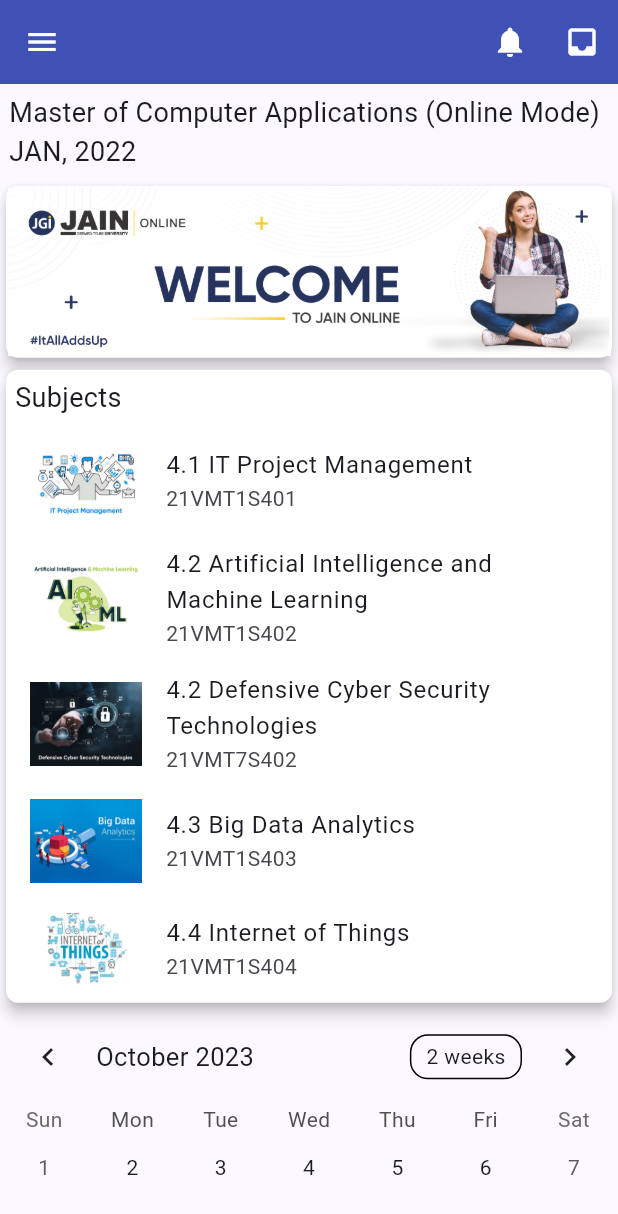
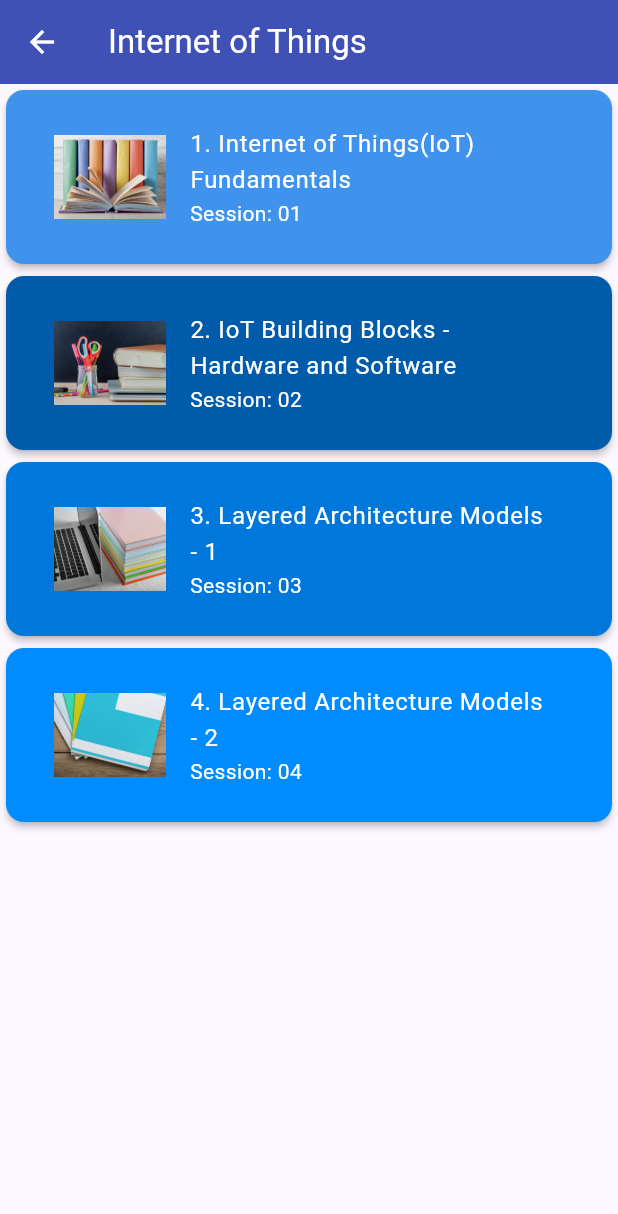
Before and after one commit to TutorialsAndroid/LMS, a Flutter app: the HomeScreen screen opened directly, after a tap on "4.4 Internet of Things", on a phone screen of 412 x 824 dp. Shown: the top 1214 px of the screen. Run offline on Flutter 3.47's test engine with Material 2 defaults, Android fonts, the phone set to English and light mode, and no system bars; drawn by our look-alikes of table_calendar; our stand-ins replace percent_indicator.

Commit message:
Added recorded session UI of Internet of Things

```diff
--- a/lib/home_screen.dart
+++ b/lib/home_screen.dart
@@ -7,6 +7,7 @@
 import 'package:lms/recorded_sessions_screens/ai_ml.dart';
 import 'package:lms/recorded_sessions_screens/big_data_analysis.dart';
 import 'package:lms/recorded_sessions_screens/defensive_cyber_sec.dart';
+import 'package:lms/recorded_sessions_screens/internet_of_things.dart';
 import 'package:lms/recorded_sessions_screens/it_project_management.dart';
 
 import 'my_calendar_widget.dart';
@@ -219,7 +220,10 @@
                       title: const Text('4.4 Internet of Things'),
                       subtitle: const Text('21VMT1S404'),
                       onTap: () {
-                        //TODO
+                        Navigator.push(
+                            context,
+                            MaterialPageRoute(builder: (context) => const InternetOfThings(title: 'Internet of Things'))
+                        );
                       },
                     ),
                   ],
--- /dev/null
+++ b/lib/recorded_sessions_screens/internet_of_things.dart
@@ -0,0 +1,116 @@
+import 'package:flutter/material.dart';
+
+class InternetOfThings extends StatefulWidget {
+  final String title;
+
+  const InternetOfThings({super.key, required this.title});
+
+  @override
+  State<InternetOfThings> createState() => _InternetOfThingsScreenState();
+}
+
+class _InternetOfThingsScreenState extends State<InternetOfThings> {
+  @override
+  Widget build(BuildContext context) {
+    return Scaffold(
+        appBar: AppBar(
+          backgroundColor: Colors.indigo,
+          title: Text(
+            widget.title,
+            style: const TextStyle(color: Colors.white),
+          ),
+          leading: Builder(
+            builder: (BuildContext context) {
+              return IconButton(
+                icon: const Icon(Icons.arrow_back),
+                color: Colors.white, // Change the color here
+                onPressed: () {
+                  Navigator.of(context).pop();
+                },
+              );
+            },
+          ),
+        ),
+        body: SingleChildScrollView(
+          child: Column(
+            children: [
+              // Add more children here using a loop
+              // for (int i = 0; i < 4; i++) // Change the loop condition as needed
+              Card(
+                elevation: 2,
+                color: const Color(0xFF3F93EC),
+                child: Padding(
+                  padding: const EdgeInsets.all(16.0),
+                  child: ListTile(
+                    leading: Image.asset('assets/it_project_managment/lesson2.jpg'),
+                    title: const Text(
+                      '1. Internet of Things(IoT) Fundamentals',
+                      style: TextStyle(color: Colors.white),
+                    ),
+                    subtitle: const Text(
+                      'Session: 01',
+                      style: TextStyle(color: Colors.white),
+                    ),
+                    onTap: () {
+                      // Add your logic here
+                    },
+                  ),
+                ),
+              ),
+
+              Card(
+                elevation: 2,
+                color: const Color(0xFF005CAB),
+                child: Padding(
+                  padding: const EdgeInsets.all(16.0),
+                  child: ListTile(
+                    leading: Image.asset('assets/it_project_managment/lesson3.jpg'),
+                    title: const Text('2. IoT Building Blocks - Hardware and Software', style: TextStyle(color: Colors.white),),
+                    subtitle: const Text('Session: 02', style: TextStyle(color: Colors.white),),
+                    onTap: () {
+                      // Add your logic here
+
+                    },
+                  ),
+                ),
+              ),
+
+              Card(
+                elevation: 2,
+                color: const Color(0xFF0077DB),//#0077DB
+                child: Padding(
+                  padding: const EdgeInsets.all(16.0),
+                  child: ListTile(
+                    leading: Image.asset('assets/it_project_managment/lesson4.jpg'),
+                    title: const Text('3. Layered Architecture Models - 1', style: TextStyle(color: Colors.white),),
+                    subtitle: const Text('Session: 03',style: TextStyle(color: Colors.white),),
+                    onTap: () {
+                      // Add your logic here
+
+                    },
+                  ),
+                ),
+              ),
+
+              Card(
+                elevation: 2,
+                color: const Color(0xFF008BFF),//#008BFF
+                child: Padding(
+                  padding: const EdgeInsets.all(16.0),
+                  child: ListTile(
+                    leading: Image.asset('assets/it_project_managment/lesson5.jpg'),
+                    title: const Text('4. Layered Architecture Models - 2',style: TextStyle(color: Colors.white),),
+                    subtitle: const Text('Session: 04',style: TextStyle(color: Colors.white),),
+                    onTap: () {
+                      // Add your logic here
+
+                    },
+                  ),
+                ),
+              ),
+            ],
+          ),
+        )
+    );
+  }
+}
```
